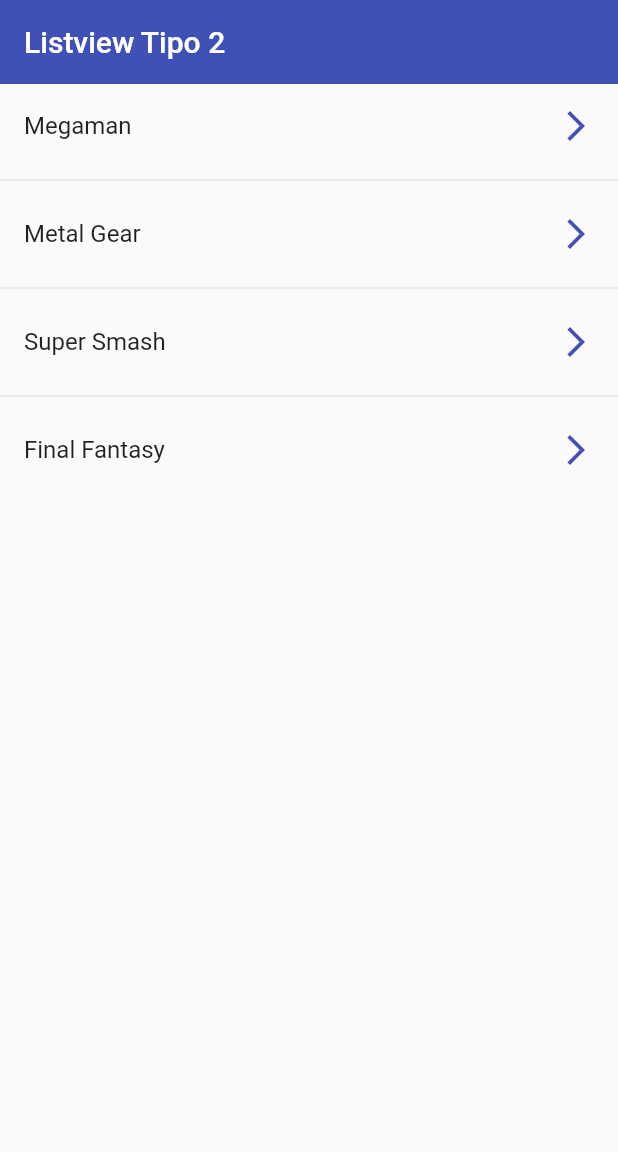
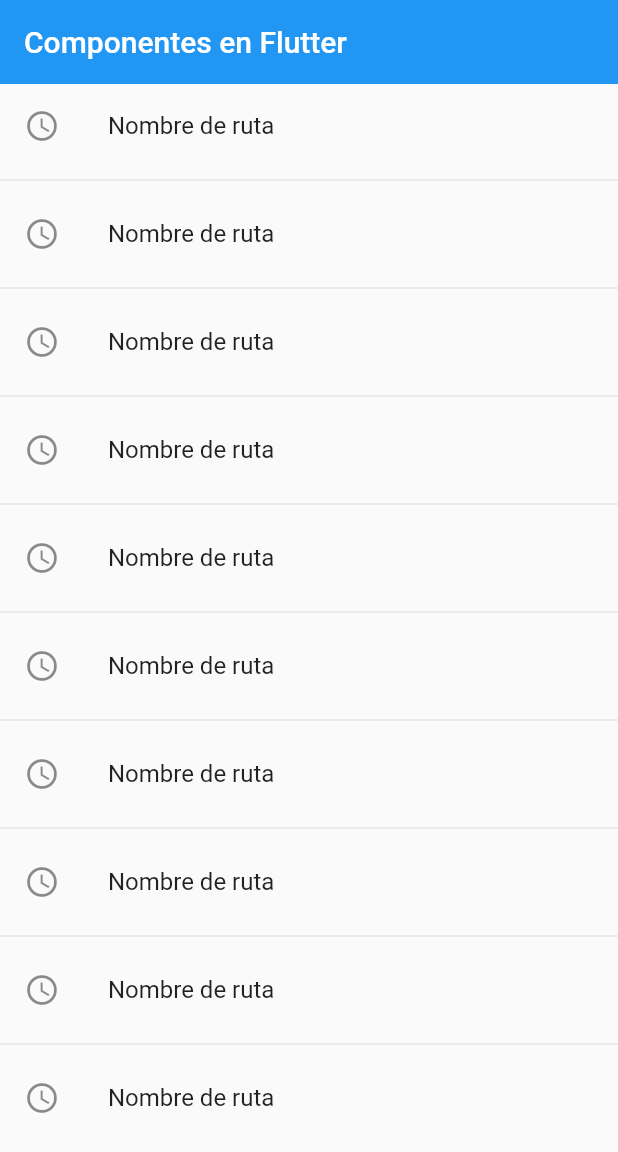
Before and after one commit to WalterNickSuelArroyo/Flutter, a Flutter app: the screen it shows after launch, on a phone screen of 412 x 824 dp. Shown: the top 1152 px of the screen. Run offline on Flutter 3.47's test engine with Material 2 defaults, Android fonts, the phone set to English and light mode, and no system bars.

Commit message:
68-69-70-HomeScreen,Diseño,Navegar a nueva Pantalla

```diff
--- a/CodigoFlutter/fl_components/lib/main.dart
+++ b/CodigoFlutter/fl_components/lib/main.dart
@@ -1,16 +1,31 @@
-import 'package:fl_components/screens/listview2_screen.dart';
+import 'package:fl_components/screens/screens.dart';
 import 'package:flutter/material.dart';
 
-void main() => runApp(MyApp());
+void main() => runApp(const MyApp());
 
 class MyApp extends StatelessWidget {
   const MyApp({Key? key}) : super(key: key);
 
   @override
   Widget build(BuildContext context) {
-    return const MaterialApp(
-        debugShowCheckedModeBanner: false,
-        title: 'Material App',
-        home: Listview2Screen());
+    return MaterialApp(
+      debugShowCheckedModeBanner: false,
+      title: 'Material App',
+      //home: const CardScreen(),
+      initialRoute: 'home',
+      routes: {
+        'home': (BuildContext context) => const HomeScreen(),
+        'listview1': (BuildContext context) => const Listview1Screen(),
+        'listview2': (BuildContext context) => const Listview2Screen(),
+        'alert': (BuildContext context) => const AlertScreen(),
+        'card': (BuildContext context) => const CardScreen(),
+      },
+      onGenerateRoute: (settings) {
+        print(settings);
+        return MaterialPageRoute(
+          builder: (context) => const AlertScreen(),
+        );
+      },
+    );
   }
 }
--- /dev/null
+++ b/CodigoFlutter/fl_components/lib/screens/home_screen.dart
@@ -0,0 +1,29 @@
+import 'package:fl_components/screens/screens.dart';
+import 'package:flutter/material.dart';
+
+class HomeScreen extends StatelessWidget {
+  const HomeScreen({Key? key}) : super(key: key);
+
+  @override
+  Widget build(BuildContext context) {
+    return Scaffold(
+        appBar: AppBar(
+          title: const Text('Componentes en Flutter'),
+          elevation: 0,
+        ),
+        body: ListView.separated(
+            itemBuilder: (context, index) => ListTile(
+                  leading: const Icon(Icons.access_time_outlined),
+                  title: const Text('Nombre de ruta'),
+                  onTap: () {
+                    // final route = MaterialPageRoute(
+                    //   builder: (context) => const Listview1Screen());
+
+                    //Navigator.push(context, route);
+                    Navigator.pushNamed(context, 'card');
+                  },
+                ),
+            separatorBuilder: (_, __) => const Divider(),
+            itemCount: 10));
+  }
+}
--- /dev/null
+++ b/CodigoFlutter/fl_components/lib/screens/screens.dart
@@ -0,0 +1,5 @@
+export 'package:fl_components/screens/alert_screen.dart';
+export 'package:fl_components/screens/card_screen.dart';
+export 'package:fl_components/screens/listview1_screen.dart';
+export 'package:fl_components/screens/listview2_screen.dart';
+export 'package:fl_components/screens/home_screen.dart';
```
Also changed, not shown: CodigoFlutter/fl_components/lib/screens/alert_screen.dart (added, +14 -0 lines), CodigoFlutter/fl_components/lib/screens/card_screen.dart (added, +14 -0 lines), 1 other file.
